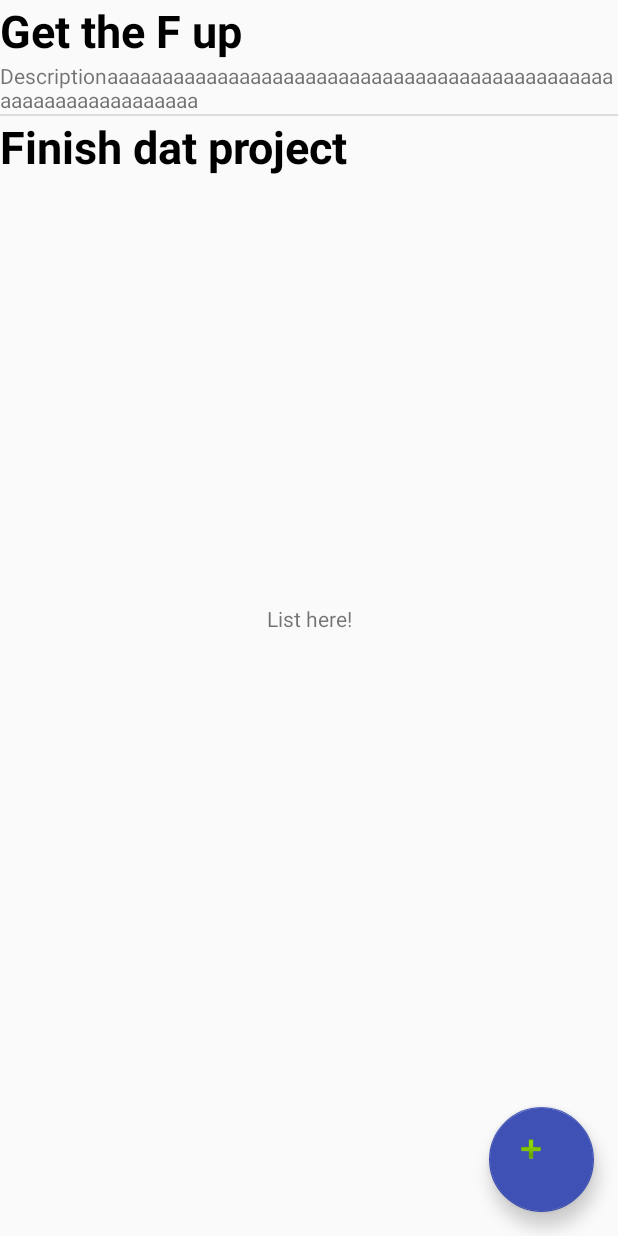
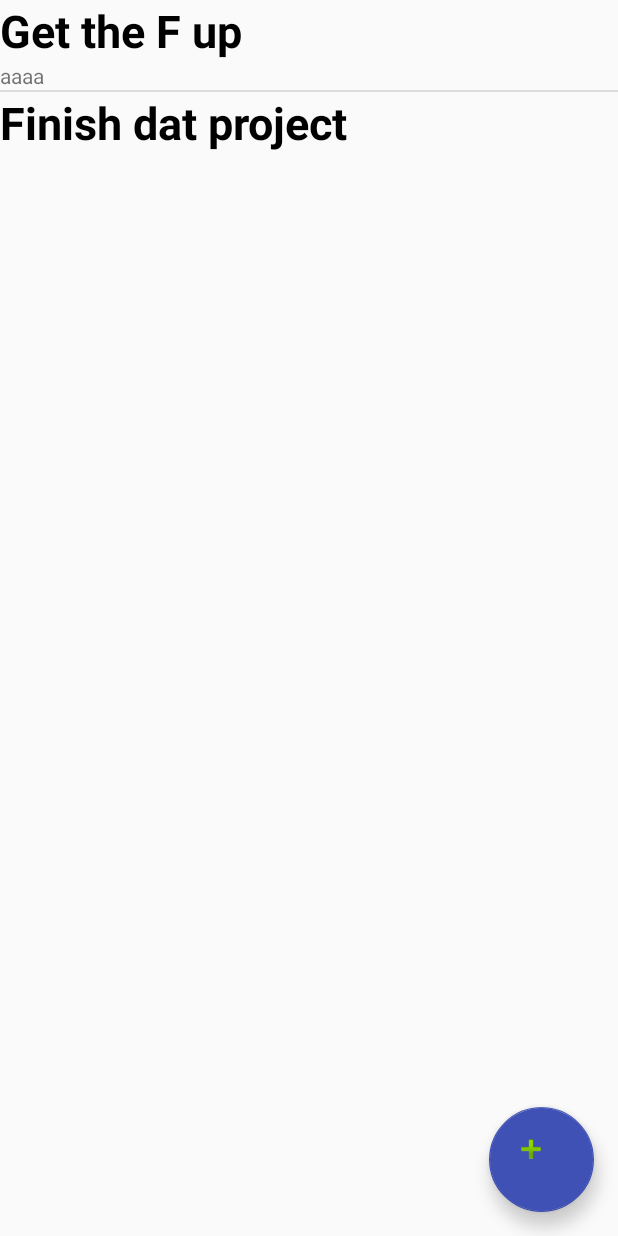
Before and after one commit to Kwakwaouaite/task_manager, an Android app: the screen it shows after launch (DisplayTask), after a tap on "Finish dat project", on a phone screen of 412 x 824 dp. Run offline under Robolectric (Android 15) with nearby library versions, the phone set to English and light mode, and no system bars; 1 other tap on this screen came first.

Commit message:
Hide commentaries in display menu

```diff
--- a/Taskmanager/app/src/main/java/com/manzanart/albick/taskmanager/CreateTaskActivity.java
+++ b/Taskmanager/app/src/main/java/com/manzanart/albick/taskmanager/CreateTaskActivity.java
@@ -33,6 +33,7 @@ import java.util.List;
             Button button = (Button) findViewById(R.id.submit);
             final EditText nameTask   = (EditText)findViewById(R.id.editText);
             final Date date = getDateFromDatePicker((DatePicker)findViewById(R.id.datePicker));
+            final EditText descriptionTask = (EditText)findViewById(R.id.editDescription);
 
 
             button.setOnClickListener(new View.OnClickListener() {
@@ -42,6 +43,7 @@ import java.util.List;
 
                     Bundle bundle = new Bundle();
                     bundle.putString("nameTask", nameTask.getText().toString());
+                    bundle.putString("descriptionTask", descriptionTask.getText().toString());
                     SimpleDateFormat formatter = new SimpleDateFormat("yyyy-MM-dd HH:mm:ss");
                     bundle.putSerializable("date", formatter.format(date));
 
--- a/Taskmanager/app/src/main/java/com/manzanart/albick/taskmanager/DisplayTask.java
+++ b/Taskmanager/app/src/main/java/com/manzanart/albick/taskmanager/DisplayTask.java
@@ -9,12 +9,15 @@ import android.support.design.widget.FloatingActionButton;
 import android.support.design.widget.Snackbar;
 import android.support.v7.app.AppCompatActivity;
 import android.support.v7.widget.Toolbar;
+import android.util.Log;
 import android.view.View;
 import android.view.Menu;
 import android.view.MenuItem;
+import android.view.ViewGroup;
 import android.widget.AdapterView;
 import android.widget.Button;
 import android.widget.ListView;
+import android.widget.TextView;
 import android.widget.Toast;
 
 import java.io.FileInputStream;
@@ -47,6 +50,7 @@ public class DisplayTask extends AppCompatActivity {
             Bundle extras = getIntent().getExtras();
             if (extras != null) {
                 String name = intent.getStringExtra("nameTask");
+                String description = intent.getStringExtra("descriptionTask");
                 String dateStr = intent.getStringExtra("date");
                 Date date=null;
 
@@ -59,7 +63,7 @@ public class DisplayTask extends AppCompatActivity {
                 }
 
 
-                tasks.add(new Task(new ArrayList<Task>(),name,Calendar.getInstance().getTime(),date,Color.BLUE));
+                tasks.add(new Task(new ArrayList<Task>(),name,description,Calendar.getInstance().getTime(),date,Color.BLUE));
                 Save();
             }
         }
@@ -90,20 +94,32 @@ public class DisplayTask extends AppCompatActivity {
                 // ListView Clicked item value
                 //String  itemValue    = (String) mListView.getItemAtPosition(position);
 
-                String taskTitle = (String) tasks.get((int) id).getName();
+                Task task = tasks.get((int) id);
+                task.switchDisplay();
+
+                String taskTitle = (String) task.getName();
+
+                ViewGroup test = (ViewGroup) view;
+
+                /*
+                int b = test.getChildCount();
+                TextView desc = (TextView) test.getChildAt(1);
+
+                desc.setText("YO !");*/
+
 
 
                 //
-                if (tasks.get((int) id).getDescription() == null) {
+                /*if (tasks.get((int) id).getDescription() == null) {
                     tasks.get((int) id).setDescription("Descriptionaaaaaaaaaaaaaaaaaaaaaaaaaaaaaaaaaaaaaaaaaaaaaaaaaaaaaaaaaaaaaaaa");
                 }
                 else{
-                tasks.get((int) id).setDescription(null);}
+                tasks.get((int) id).setDescription(null);}*/
                 adapter.notifyDataSetChanged();
 
                 // Show Alert
                 Toast.makeText(getApplicationContext(),
-                        "Position :"+ id +"  ListItem : " + taskTitle , Toast.LENGTH_LONG)
+                        "Position :"+ id +"  ListItem : " + task.isDisplayed()  , Toast.LENGTH_LONG)
                         .show();
 
             }
@@ -161,9 +177,8 @@ catch (Exception e){
 
     private void genererTasks(){
         tasks=new ArrayList<Task>();
-        tasks.add(new Task(new ArrayList<Task>(),"Get the F up", null, Calendar.getInstance().getTime(),Calendar.getInstance().getTime(), Color.BLUE));
+        tasks.add(new Task(new ArrayList<Task>(),"Get the F up", "aaaa", Calendar.getInstance().getTime(),Calendar.getInstance().getTime(), Color.BLUE));
         tasks.add(new Task(new ArrayList<Task>(),"Finish dat project", "", Calendar.getInstance().getTime(),Calendar.getInstance().getTime(), Color.BLUE));
-
     }
     @Override
     public void onSaveInstanceState(Bundle savedInstanceState) {
--- a/Taskmanager/app/src/main/java/com/manzanart/albick/taskmanager/Task.java
+++ b/Taskmanager/app/src/main/java/com/manzanart/albick/taskmanager/Task.java
@@ -19,6 +19,7 @@ public class Task implements  Serializable{
         this.endingDate = endingDate;
         this.color= color;
         this.description = description;
+        this.displayed=false;
     }
 
     public ArrayList<Task> getSubTasks() {
@@ -56,6 +57,13 @@ public class Task implements  Serializable{
 
     public void setDescription(String description) { this.description = description; }
 
+    public boolean isDisplayed(){return this.displayed;}
+
+    public void switchDisplay(){
+        if (this.displayed) { this.displayed = false;}
+        else {this.displayed = true;}
+    }
+
     public String getDescription() { return description; }
 
     private ArrayList<Task> subTasks;
@@ -64,6 +72,8 @@ public class Task implements  Serializable{
     private Date endingDate;
     private int color;
     private String description;
+    private boolean displayed;
+
 
 
     public int getColor() {
--- a/Taskmanager/app/src/main/java/com/manzanart/albick/taskmanager/TaskAdapter.java
+++ b/Taskmanager/app/src/main/java/com/manzanart/albick/taskmanager/TaskAdapter.java
@@ -2,6 +2,7 @@ package com.manzanart.albick.taskmanager;
 
 import android.content.Context;
 import android.graphics.drawable.ColorDrawable;
+import android.util.Log;
 import android.view.LayoutInflater;
 import android.view.View;
 import android.view.ViewGroup;
@@ -46,7 +47,12 @@ public class TaskAdapter extends ArrayAdapter<Task> {
             //il ne reste plus qu'à remplir notre vue
 
             viewHolder.text.setText(task.getName());
-            viewHolder.description.setText(task.getDescription());
+
+            if (task.isDisplayed()) {
+                viewHolder.description.setText( task.getDescription());
+            }
+            else {
+                viewHolder.description.setText(null);}
             //viewHolder.image.setImageDrawable(new ColorDrawable(task.getColor()));
 
             return convertView;
--- a/Taskmanager/app/src/main/res/layout/content_display_task.xml
+++ b/Taskmanager/app/src/main/res/layout/content_display_task.xml
@@ -8,15 +8,6 @@
     app:layout_behavior="@string/appbar_scrolling_view_behavior"
     tools:showIn="@layout/activity_display_task"
     tools:context="com.manzanart.albick.taskmanager.DisplayTask">
-
-    <TextView
-        android:layout_width="wrap_content"
-        android:layout_height="wrap_content"
-        android:text="List here!"
-        app:layout_constraintBottom_toBottomOf="parent"
-        app:layout_constraintLeft_toLeftOf="parent"
-        app:layout_constraintRight_toRightOf="parent"
-        app:layout_constraintTop_toTopOf="parent" />
 
 
     <ListView
```
Also changed, not shown: Taskmanager/app/src/main/res/layout/add_task.xml (+11 -3 lines).
